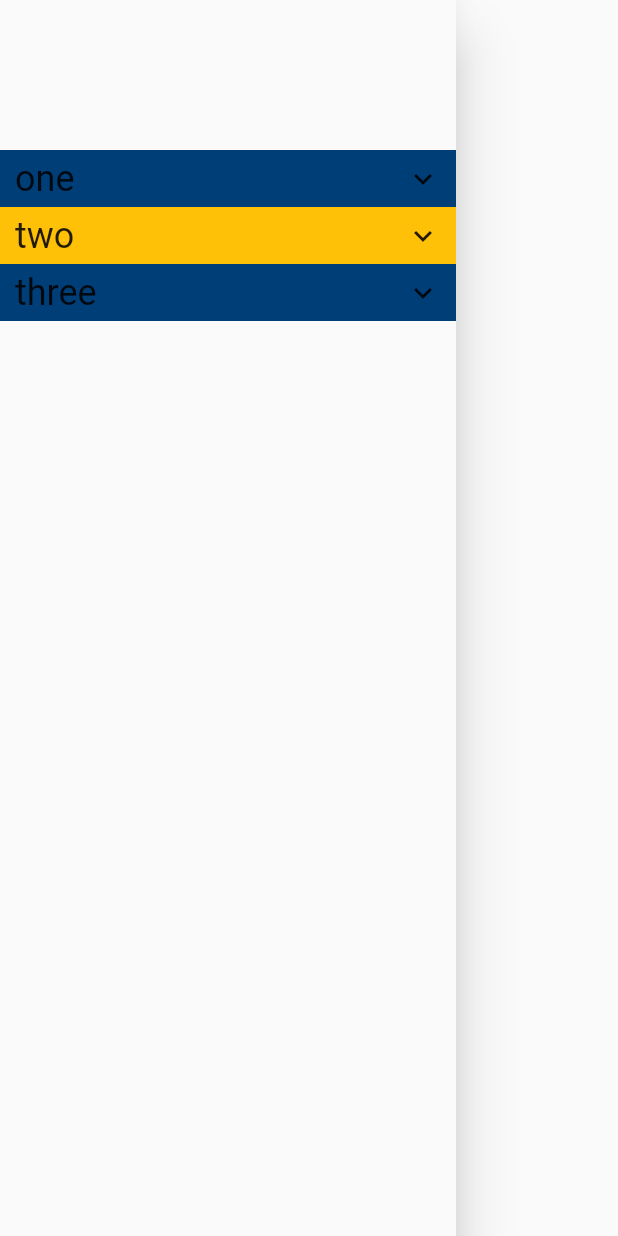
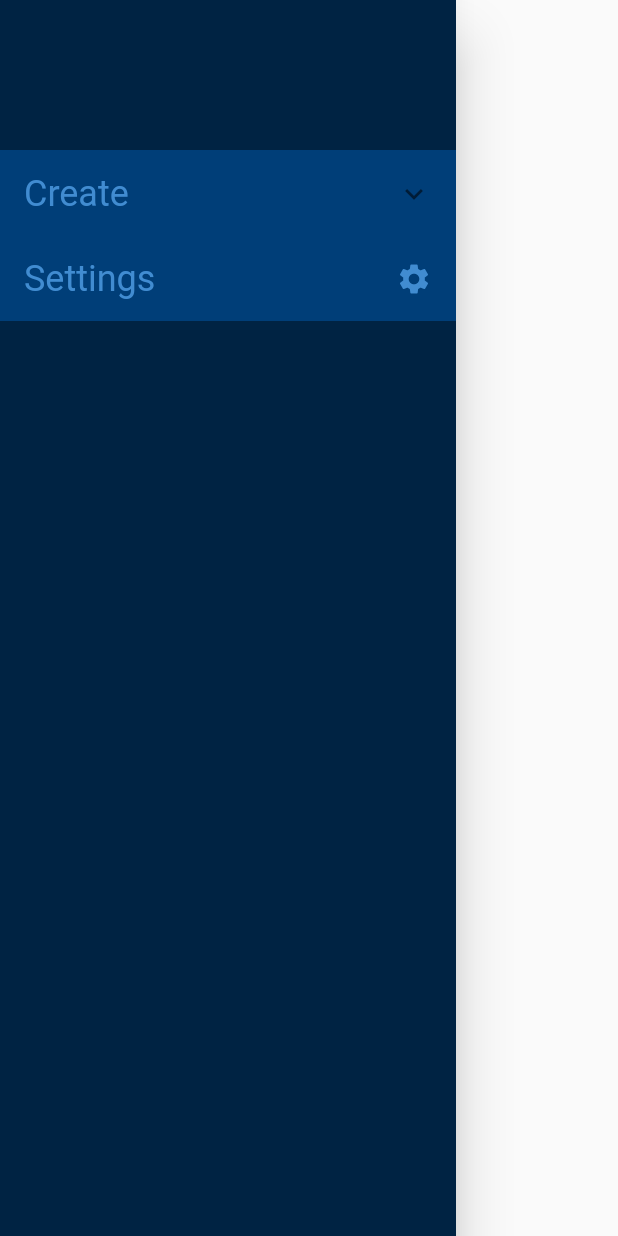
Before and after one commit to originalmattrandall/TaskManager, a Flutter app: the MenuDrawer widget shown alone on an empty page, opened directly, on a phone screen of 412 x 824 dp. Run offline on Flutter 3.47's test engine with Material 2 defaults, Android fonts, the phone set to English and light mode, and no system bars.

Commit message:
Added expandable list and placeholder icons

```diff
--- a/task_manager/lib/ui/ui_colors.dart
+++ b/task_manager/lib/ui/ui_colors.dart
@@ -28,7 +28,14 @@ class UIColors{
   static const MaterialColor offBlue = const MaterialColor(
     0xFF418CD1,
     const<int, Color>{
-      100: const Color(0xFF418CD1)
+      100: const Color(0xFF418CD1),
+    }
+  );
+
+  static const MaterialColor subMenuBlue = const MaterialColor(
+    0xFF004C92,
+    const<int, Color>{
+      100: const Color(0xFF004C92),
     }
   );
 }
--- a/task_manager/lib/ui/widgets/general/mainmenu/menu_drawer.dart
+++ b/task_manager/lib/ui/widgets/general/mainmenu/menu_drawer.dart
@@ -1,17 +1,60 @@
 import 'package:flutter/material.dart';
 import 'package:task_manager/ui/widgets/general/mainmenu/menu_item.dart';
+import 'package:task_manager/ui/ui_colors.dart';
 
 class MenuDrawer extends StatelessWidget{
+
+  final List<String> list = ["Task", "Group", "Rank"];
+
   @override
   Widget build(BuildContext context){
     return Drawer(
-      child: ListView(
-        padding: EdgeInsets.fromLTRB(0, 100, 0, 0),
-        children:[
-          MenuItem(value: "one", icon: Icons.keyboard_arrow_down, backgroundColor: Theme.of(context).accentColor,),
-          MenuItem(value: "two", icon: Icons.keyboard_arrow_down, backgroundColor: Colors.amber),
-          MenuItem(value: "three", icon: Icons.keyboard_arrow_down,backgroundColor: Theme.of(context).accentColor ),
-        ],
+      child: Container(
+        color: Theme.of(context).primaryColor,
+        child: ListView(
+          padding: EdgeInsets.fromLTRB(0, 100, 0, 0),
+          children:[
+            Container(
+              color: Theme.of(context).accentColor,
+              child: ExpansionTile(
+                title: Text(
+                  "Create",
+                  style: TextStyle(
+                    fontSize: 24,
+                    color: UIColors.offBlue,
+                  )
+                ),
+                children:[
+                  MenuItem(value: "Task", icon: Icons.add_circle_outline, backgroundColor: UIColors.subMenuBlue ),
+                  MenuItem(value: "Group", icon: Icons.add_circle_outline, backgroundColor: UIColors.subMenuBlue ),
+                  MenuItem(value: "Filter", icon: Icons.add_circle_outline, backgroundColor: UIColors.subMenuBlue ),
+                  MenuItem(value: "Priority", icon: Icons.add_circle_outline, backgroundColor: UIColors.subMenuBlue ),
+                ],
+              ),
+            ),
+            Container(
+              color: Theme.of(context).accentColor,
+              child: ListTile(
+                title: Row(
+                  children:[
+                    Text(
+                      "Settings",
+                      style: TextStyle(
+                        fontSize: 24,
+                        color: UIColors.offBlue,
+                      ),
+                    ),
+                    Spacer(),
+                    Icon(
+                      Icons.settings,
+                      color: UIColors.offBlue,
+                    ),
+                  ]
+                ),
+              )
+            ),
+          ],
+        ),
       ),
     );
   }
--- a/task_manager/lib/ui/widgets/general/mainmenu/menu_item.dart
+++ b/task_manager/lib/ui/widgets/general/mainmenu/menu_item.dart
@@ -1,4 +1,5 @@
 import 'package:flutter/material.dart';
+import 'package:task_manager/ui/ui_colors.dart';
 
 class MenuItem extends StatelessWidget{
   final Color backgroundColor;
@@ -12,17 +13,21 @@ class MenuItem extends StatelessWidget{
     return Container(
       color: backgroundColor, //change to accentColor
       child: Padding(
-        padding: EdgeInsets.fromLTRB(10, 5, 10, 5),
+        padding: EdgeInsets.fromLTRB(15, 5, 15, 5),
         child: Row(
           children: [
             Text(
               value, //make this a passable varible
               style: TextStyle(
-                fontSize: 24,
+                fontSize: 20,
+                color: UIColors.offBlue,
               ),
             ),
             Spacer(),
-            Icon(icon), //Make this a passable object
+            Icon(
+              icon,
+              color: UIColors.offBlue,
+            ), //Make this a passable object
           ],
         )
       )
```
